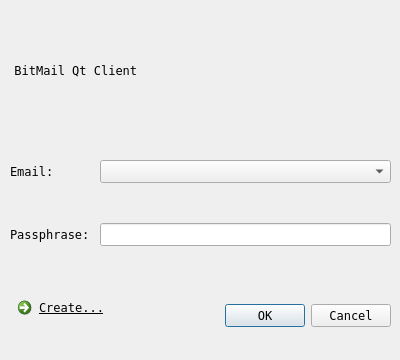
bitbaba/bitmail, file qt/logindialog.ui: the form before one commit.
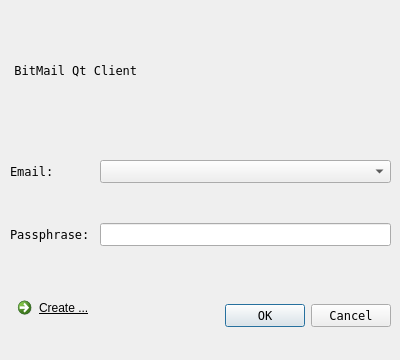
The form after the commit.

Commit message: qt: update login dialog;

```diff
--- a/qt/logindialog.ui
+++ b/qt/logindialog.ui
@@ -55,12 +55,12 @@
    </property>
    <property name="font">
     <font>
-     <family>Fixedsys</family>
+     <family>Segoe UI</family>
      <underline>true</underline>
     </font>
    </property>
    <property name="text">
-    <string>Create...</string>
+    <string>Create ...</string>
    </property>
   </widget>
   <widget class="QDialogButtonBox" name="buttonBox">
```
Left out of the diff: 12 changed lines with no effect on the pictures. The commit also changes 3 other files.
